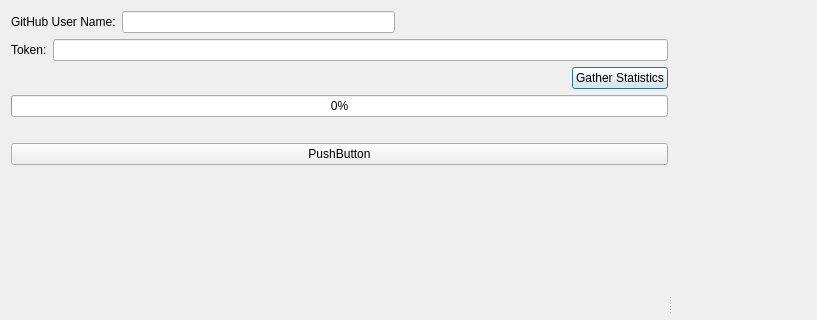
Above: gh_repo_stats/gui/ui/main_dialog_2.ui from DiPaolo/git-stats-plate-gen before the change; both pictures show x 0 to 817 and y 0 to 320 of the 1333 by 607 pixel window. Below: the same form after it.
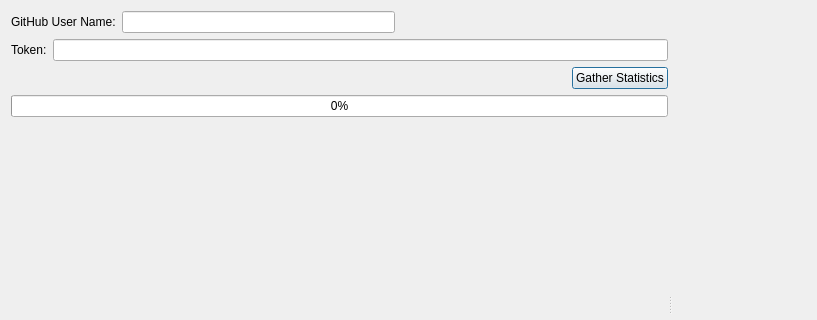
That is the form after the change. Custom widgets are drawn as their Qt base class.

Commit message: remove temporarily used button

Patch:
```diff
--- a/gh_repo_stats/gui/ui/main_dialog_2.ui
+++ b/gh_repo_stats/gui/ui/main_dialog_2.ui
@@ -104,13 +104,6 @@
          </property>
         </widget>
        </item>
-       <item>
-        <widget class="QPushButton" name="replot">
-         <property name="text">
-          <string>PushButton</string>
-         </property>
-        </widget>
-       </item>
        <item>
         <spacer name="verticalSpacer">
          <property name="orientation">
```
The commit also changes 1 other file.
